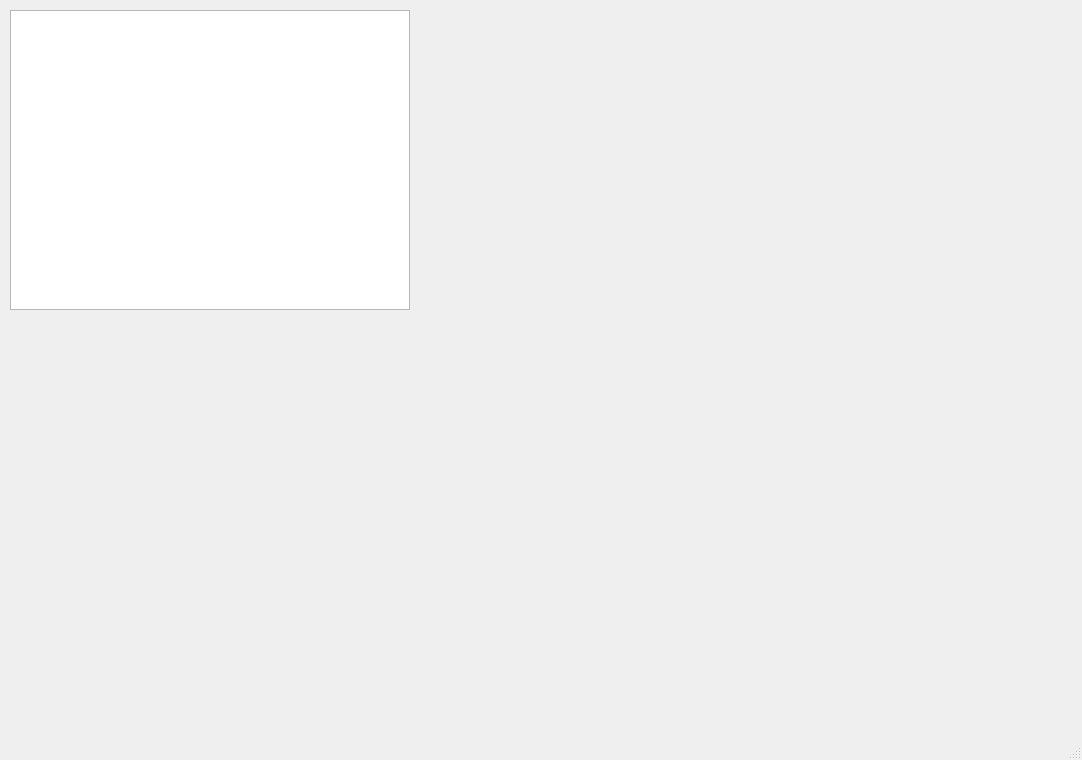
The window that ui/main_window.ui (UChicago-Yang-Lab/miniMBE-GUI-v2) describes before a commit, drawn with Qt 5.
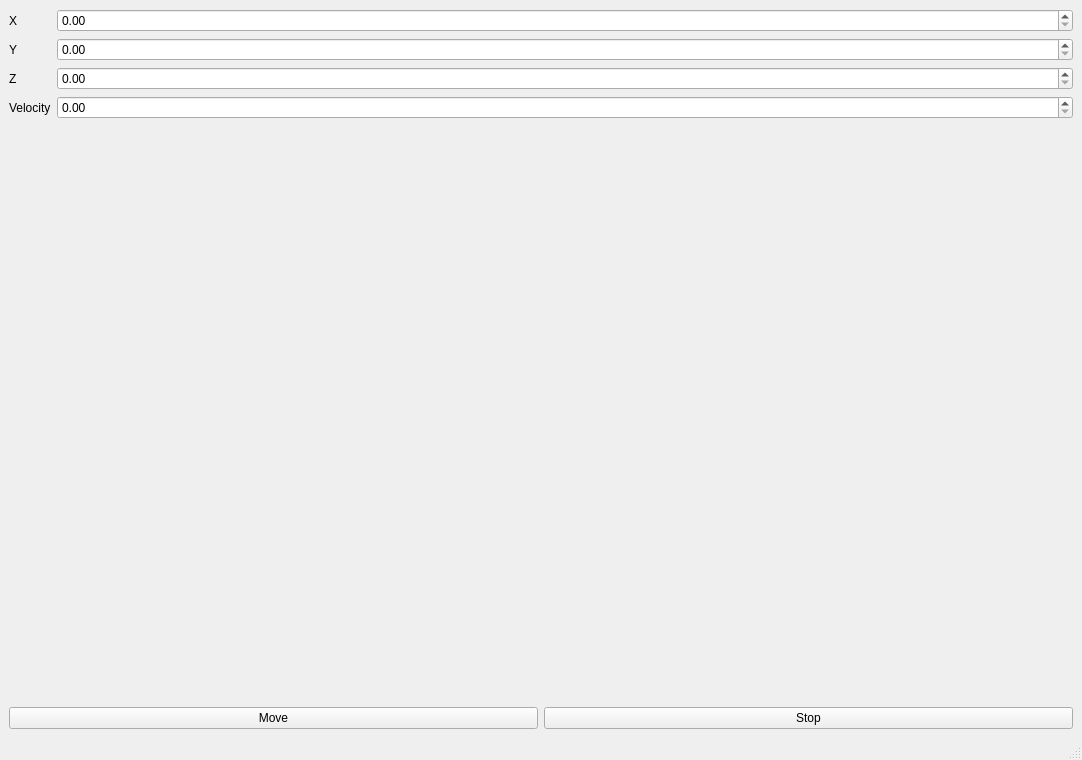
The same window after the commit.

Commit message: Replace table with axis controls

Diff of the .ui file:
```diff
--- a/ui/main_window.ui
+++ b/ui/main_window.ui
@@ -14,16 +14,70 @@
    <string>MainWindow</string>
   </property>
    <widget class="QWidget" name="centralwidget">
-    <widget class="QTableWidget" name="positionTable">
-     <property name="geometry">
-      <rect>
-       <x>10</x>
-       <y>10</y>
-       <width>400</width>
-       <height>300</height>
-      </rect>
-     </property>
-    </widget>
+    <layout class="QVBoxLayout" name="verticalLayout">
+     <item>
+      <layout class="QFormLayout" name="formLayout">
+       <item row="0" column="0">
+        <widget class="QLabel" name="label_x">
+         <property name="text">
+          <string>X</string>
+         </property>
+        </widget>
+       </item>
+       <item row="0" column="1">
+        <widget class="QDoubleSpinBox" name="spinX"/>
+       </item>
+       <item row="1" column="0">
+        <widget class="QLabel" name="label_y">
+         <property name="text">
+          <string>Y</string>
+         </property>
+        </widget>
+       </item>
+       <item row="1" column="1">
+        <widget class="QDoubleSpinBox" name="spinY"/>
+       </item>
+       <item row="2" column="0">
+        <widget class="QLabel" name="label_z">
+         <property name="text">
+          <string>Z</string>
+         </property>
+        </widget>
+       </item>
+       <item row="2" column="1">
+        <widget class="QDoubleSpinBox" name="spinZ"/>
+       </item>
+       <item row="3" column="0">
+        <widget class="QLabel" name="label_vel">
+         <property name="text">
+          <string>Velocity</string>
+         </property>
+        </widget>
+       </item>
+       <item row="3" column="1">
+        <widget class="QDoubleSpinBox" name="spinVelocity"/>
+       </item>
+      </layout>
+     </item>
+     <item>
+      <layout class="QHBoxLayout" name="horizontalLayout">
+       <item>
+        <widget class="QPushButton" name="moveButton">
+         <property name="text">
+          <string>Move</string>
+         </property>
+        </widget>
+       </item>
+       <item>
+        <widget class="QPushButton" name="stopButton">
+         <property name="text">
+          <string>Stop</string>
+         </property>
+        </widget>
+       </item>
+      </layout>
+     </item>
+    </layout>
    </widget>
   <widget class="QMenuBar" name="menubar">
    <property name="geometry">
```
The commit also changes 1 other file.
